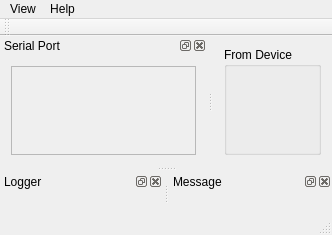
This is mainwindow.ui in JorgeAparicio/qSerialTerm as Qt 5 draws it before an edit. The edited form follows.
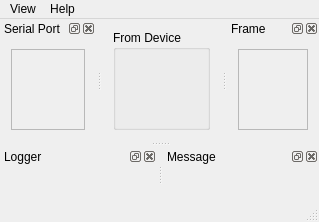
This is the edited form. Custom widgets are drawn as their Qt base class.

Commit message:
Added "frame" feature.
This feature allows the user to send multiple data points grouped
in a frame. This frame can be sent at user request or periodically.

The data points can be varied individualy via a slider or a spin
box.

This feature is intended for servomotor control applications.

The edit to the form file:
```diff
--- a/mainwindow.ui
+++ b/mainwindow.ui
@@ -6,8 +6,8 @@
    <rect>
     <x>0</x>
     <y>0</y>
-    <width>332</width>
-    <height>235</height>
+    <width>318</width>
+    <height>222</height>
    </rect>
   </property>
   <property name="windowTitle">
@@ -34,7 +34,7 @@
     <rect>
      <x>0</x>
      <y>0</y>
-     <width>332</width>
+     <width>318</width>
      <height>25</height>
     </rect>
    </property>
@@ -69,28 +69,29 @@
    <addaction name="menuView"/>
    <addaction name="menuAbout"/>
   </widget>
-  <widget class="QToolBar" name="mainToolBar">
-   <attribute name="toolBarArea">
-    <enum>TopToolBarArea</enum>
-   </attribute>
-   <attribute name="toolBarBreak">
-    <bool>false</bool>
-   </attribute>
-  </widget>
   <widget class="QStatusBar" name="statusBar"/>
   <widget class="QDockWidget" name="serialPortDockWidget">
    <property name="sizePolicy">
-    <sizepolicy hsizetype="Preferred" vsizetype="Preferred">
+    <sizepolicy hsizetype="Minimum" vsizetype="Preferred">
      <horstretch>0</horstretch>
      <verstretch>0</verstretch>
     </sizepolicy>
    </property>
    <property name="minimumSize">
     <size>
-     <width>207</width>
+     <width>96</width>
      <height>121</height>
     </size>
    </property>
+   <property name="maximumSize">
+    <size>
+     <width>524287</width>
+     <height>524287</height>
+    </size>
+   </property>
+   <property name="allowedAreas">
+    <set>Qt::LeftDockWidgetArea|Qt::RightDockWidgetArea</set>
+   </property>
    <property name="windowTitle">
     <string>Serial Port</string>
    </property>
@@ -101,6 +102,12 @@
     <layout class="QGridLayout" name="gridLayout">
      <item row="1" column="0">
       <widget class="QScrollArea" name="scrollArea">
+       <property name="sizePolicy">
+        <sizepolicy hsizetype="Minimum" vsizetype="Expanding">
+         <horstretch>0</horstretch>
+         <verstretch>0</verstretch>
+        </sizepolicy>
+       </property>
        <property name="verticalScrollBarPolicy">
         <enum>Qt::ScrollBarAsNeeded</enum>
        </property>
@@ -115,7 +122,7 @@
          <rect>
           <x>0</x>
           <y>0</y>
-          <width>187</width>
+          <width>76</width>
           <height>76</height>
          </rect>
         </property>
@@ -131,6 +138,27 @@
    </widget>
   </widget>
   <widget class="QDockWidget" name="loggerDockWidget">
+   <property name="sizePolicy">
+    <sizepolicy hsizetype="Preferred" vsizetype="Minimum">
+     <horstretch>0</horstretch>
+     <verstretch>0</verstretch>
+    </sizepolicy>
+   </property>
+   <property name="minimumSize">
+    <size>
+     <width>79</width>
+     <height>53</height>
+    </size>
+   </property>
+   <property name="maximumSize">
+    <size>
+     <width>524287</width>
+     <height>524287</height>
+    </size>
+   </property>
+   <property name="allowedAreas">
+    <set>Qt::BottomDockWidgetArea|Qt::TopDockWidgetArea</set>
+   </property>
    <property name="windowTitle">
     <string>Logger</string>
    </property>
@@ -146,6 +174,30 @@
    </widget>
   </widget>
   <widget class="QDockWidget" name="messageDockWidget">
+   <property name="enabled">
+    <bool>true</bool>
+   </property>
+   <property name="sizePolicy">
+    <sizepolicy hsizetype="Preferred" vsizetype="Minimum">
+     <horstretch>0</horstretch>
+     <verstretch>0</verstretch>
+    </sizepolicy>
+   </property>
+   <property name="minimumSize">
+    <size>
+     <width>79</width>
+     <height>53</height>
+    </size>
+   </property>
+   <property name="maximumSize">
+    <size>
+     <width>524287</width>
+     <height>524287</height>
+    </size>
+   </property>
+   <property name="allowedAreas">
+    <set>Qt::BottomDockWidgetArea|Qt::TopDockWidgetArea</set>
+   </property>
    <property name="windowTitle">
     <string>Message</string>
    </property>
@@ -160,6 +212,70 @@
     </layout>
    </widget>
   </widget>
+  <widget class="QDockWidget" name="frameDockWidget">
+   <property name="sizePolicy">
+    <sizepolicy hsizetype="Minimum" vsizetype="Preferred">
+     <horstretch>0</horstretch>
+     <verstretch>0</verstretch>
+    </sizepolicy>
+   </property>
+   <property name="minimumSize">
+    <size>
+     <width>0</width>
+     <height>121</height>
+    </size>
+   </property>
+   <property name="maximumSize">
+    <size>
+     <width>524287</width>
+     <height>524287</height>
+    </size>
+   </property>
+   <property name="allowedAreas">
+    <set>Qt::LeftDockWidgetArea|Qt::RightDockWidgetArea</set>
+   </property>
+   <property name="windowTitle">
+    <string>Frame</string>
+   </property>
+   <attribute name="dockWidgetArea">
+    <number>2</number>
+   </attribute>
+   <widget class="QWidget" name="dockWidgetContents_3">
+    <layout class="QGridLayout" name="gridLayout_4">
+     <item row="0" column="0">
+      <widget class="QScrollArea" name="scrollArea_2">
+       <property name="sizePolicy">
+        <sizepolicy hsizetype="Minimum" vsizetype="Expanding">
+         <horstretch>0</horstretch>
+         <verstretch>0</verstretch>
+        </sizepolicy>
+       </property>
+       <property name="horizontalScrollBarPolicy">
+        <enum>Qt::ScrollBarAlwaysOff</enum>
+       </property>
+       <property name="widgetResizable">
+        <bool>true</bool>
+       </property>
+       <widget class="QWidget" name="scrollAreaWidgetContents_2">
+        <property name="geometry">
+         <rect>
+          <x>0</x>
+          <y>0</y>
+          <width>76</width>
+          <height>76</height>
+         </rect>
+        </property>
+        <layout class="QGridLayout" name="gridLayout_8">
+         <item row="0" column="0">
+          <widget class="FrameWidget" name="frameWidget" native="true"/>
+         </item>
+        </layout>
+       </widget>
+      </widget>
+     </item>
+    </layout>
+   </widget>
+  </widget>
   <action name="actionAbout">
    <property name="text">
     <string>About</string>
@@ -230,6 +346,12 @@
    <header>messagewidget.h</header>
    <container>1</container>
   </customwidget>
+  <customwidget>
+   <class>FrameWidget</class>
+   <extends>QWidget</extends>
+   <header>framewidget.h</header>
+   <container>1</container>
+  </customwidget>
  </customwidgets>
  <resources/>
  <connections>
```
Left out of the diff: 28 changed lines with no effect on the pictures. The commit also changes 13 other files.
